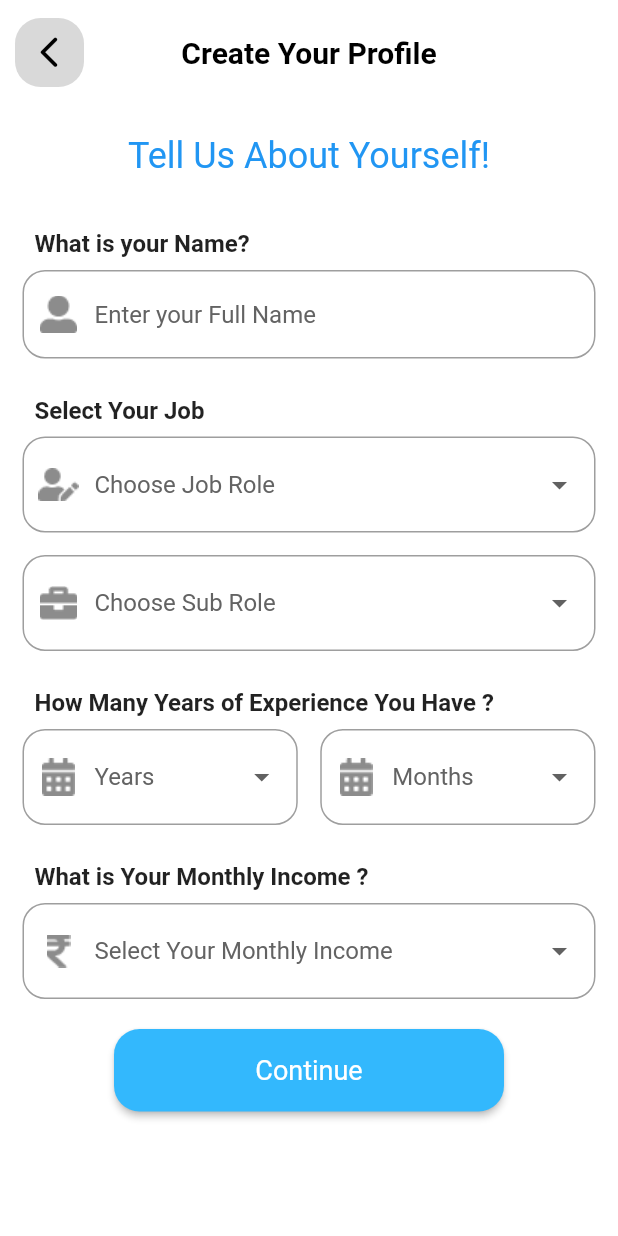
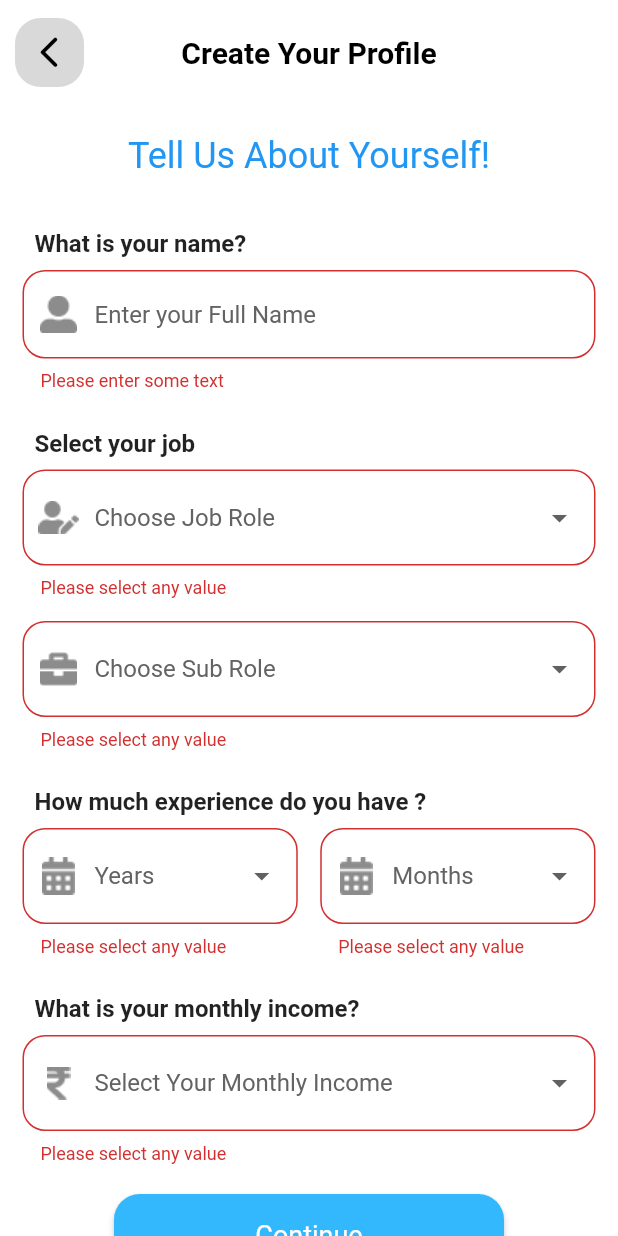
Before and after one commit to Rajat-Akal/cj_app_create_profile, a Flutter app: the screen it shows after launch, after a tap on "Continue", on a phone screen of 412 x 824 dp. Run offline on Flutter 3.47's test engine with Material 2 defaults, Android fonts, the phone set to English and light mode, and no system bars.

Commit message:
form validation added

```diff
--- a/lib/create_user_profile.dart
+++ b/lib/create_user_profile.dart
@@ -67,6 +67,15 @@
     "100000 - 120000",
   ];
 
+  final _formKey = GlobalKey<FormState>();
+
+  String? isValid(value) {
+    if (value == null || value.isEmpty) {
+      return 'Please enter some text';
+    }
+    return null;
+  }
+
   @override
   Widget build(BuildContext context) {
     return Scaffold(
@@ -109,6 +118,8 @@
       body: SingleChildScrollView(
         child: Container(
           padding: EdgeInsets.symmetric(vertical: 0, horizontal: 15.0),
+          child: Form(
+            key: _formKey,
             child: Column(
               crossAxisAlignment: CrossAxisAlignment.start,
               children: [
@@ -130,7 +141,7 @@
                   height: 35,
                 ),
                 Text(
-                "  What is your Name?",
+                  "  What is your name?",
                   style: TextStyle(
                       fontWeight: FontWeight.bold,
                       fontSize: Projectconst.textfieldlabelfontSize),
@@ -138,7 +149,13 @@
                 SizedBox(
                   height: 8,
                 ),
-              TextField(
+                TextFormField(
+                  validator: (value) {
+                    if (value == null || value.isEmpty) {
+                      return 'Please enter some text';
+                    }
+                    return null;
+                  },
                   decoration: InputDecoration(
                       hintText: "Enter your Full Name",
                       hintStyle: TextStyle(
@@ -156,7 +173,7 @@
                   height: 25,
                 ),
                 Text(
-                "  Select Your Job",
+                  "  Select your job",
                   style: TextStyle(
                     fontWeight: FontWeight.bold,
                     fontSize: Projectconst.textfieldlabelfontSize,
@@ -166,6 +183,14 @@
                   height: 8,
                 ),
                 DropdownButtonFormField(
+                  validator: (value) {
+                    if (value == null || value.isEmpty) {
+                      return 'Please select any value';
+                    }
+                    return null;
+                  },
+                  isExpanded: true,
+                  menuMaxHeight: 200,
                   hint: Text(
                     "Choose Job Role",
                     style: TextStyle(
@@ -192,6 +217,14 @@
                   height: 15,
                 ),
                 DropdownButtonFormField(
+                  validator: (value) {
+                    if (value == null || value.isEmpty) {
+                      return 'Please select any value';
+                    }
+                    return null;
+                  },
+                  isExpanded: true,
+                  menuMaxHeight: 200,
                   hint: Text(
                     "Choose Sub Role",
                     style: TextStyle(
@@ -217,7 +250,7 @@
                   height: 25,
                 ),
                 Text(
-                "  How Many Years of Experience You Have ?",
+                  "  How much experience do you have ?",
                   style: TextStyle(
                     fontWeight: FontWeight.bold,
                     fontSize: Projectconst.textfieldlabelfontSize,
@@ -230,6 +263,14 @@
                   children: [
                     Expanded(
                       child: DropdownButtonFormField(
+                        validator: (value) {
+                          if (value == null || value.isEmpty) {
+                            return 'Please select any value';
+                          }
+                          return null;
+                        },
+                        isExpanded: true,
+                        menuMaxHeight: 200,
                         hint: Text(
                           "Years",
                           style: TextStyle(
@@ -259,6 +300,14 @@
                     ),
                     Expanded(
                       child: DropdownButtonFormField(
+                        validator: (value) {
+                          if (value == null || value.isEmpty) {
+                            return 'Please select any value';
+                          }
+                          return null;
+                        },
+                        isExpanded: true,
+                        menuMaxHeight: 200,
                         hint: Text(
                           "Months",
                           style: TextStyle(
@@ -288,7 +337,7 @@
                   height: 25,
                 ),
                 Text(
-                "  What is Your Monthly Income ?",
+                  "  What is your monthly income?",
                   style: TextStyle(
                     fontWeight: FontWeight.bold,
                     fontSize: Projectconst.textfieldlabelfontSize,
@@ -298,6 +347,14 @@
                   height: 8,
                 ),
                 DropdownButtonFormField(
+                  validator: (value) {
+                    if (value == null || value.isEmpty) {
+                      return 'Please select any value';
+                    }
+                    return null;
+                  },
+                  isExpanded: true,
+                  menuMaxHeight: 200,
                   hint: Text(
                     "Select Your Monthly Income",
                     style: TextStyle(
@@ -333,7 +390,13 @@
                             borderRadius: BorderRadius.circular(17),
                           ) // NEW
                           ),
-                    onPressed: () {},
+                      onPressed: () {
+                        if (_formKey.currentState!.validate()) {
+                          ScaffoldMessenger.of(context).showSnackBar(
+                            SnackBar(content: Text("Processing Data")),
+                          );
+                        }
+                      },
                       child: Text(
                         "Continue",
                         style: TextStyle(fontSize: 18.0),
@@ -345,6 +408,7 @@
             ),
           ),
         ),
+      ),
     );
   }
 }
```
Lines whose indentation alone changed are shown as unchanged.
